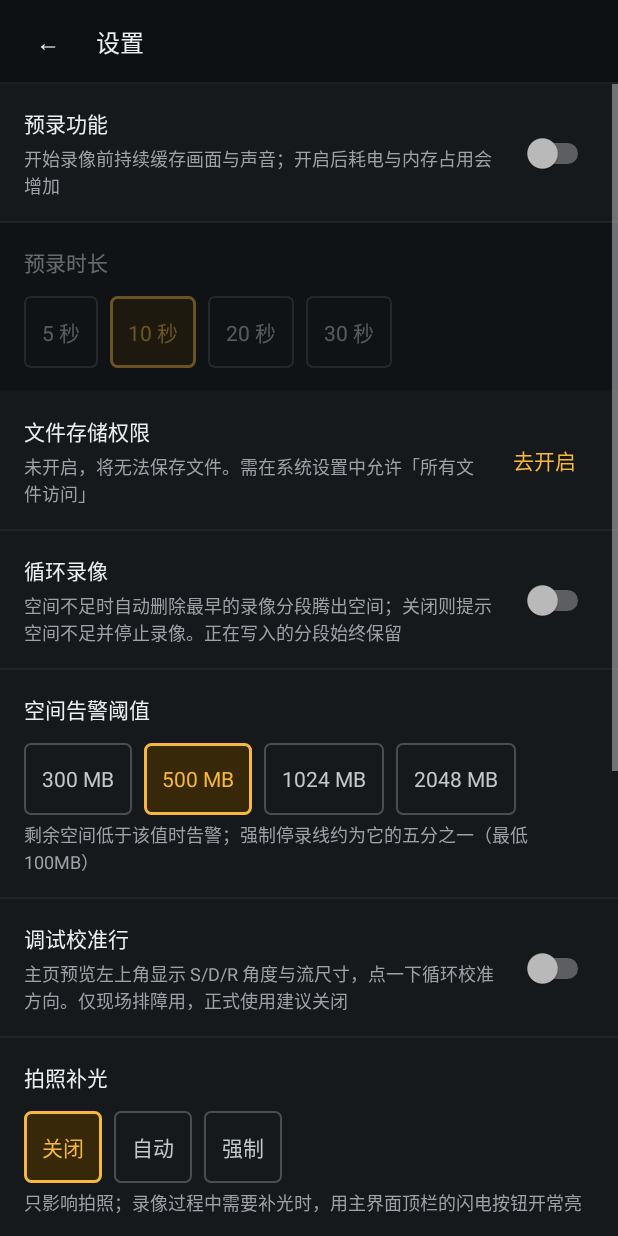
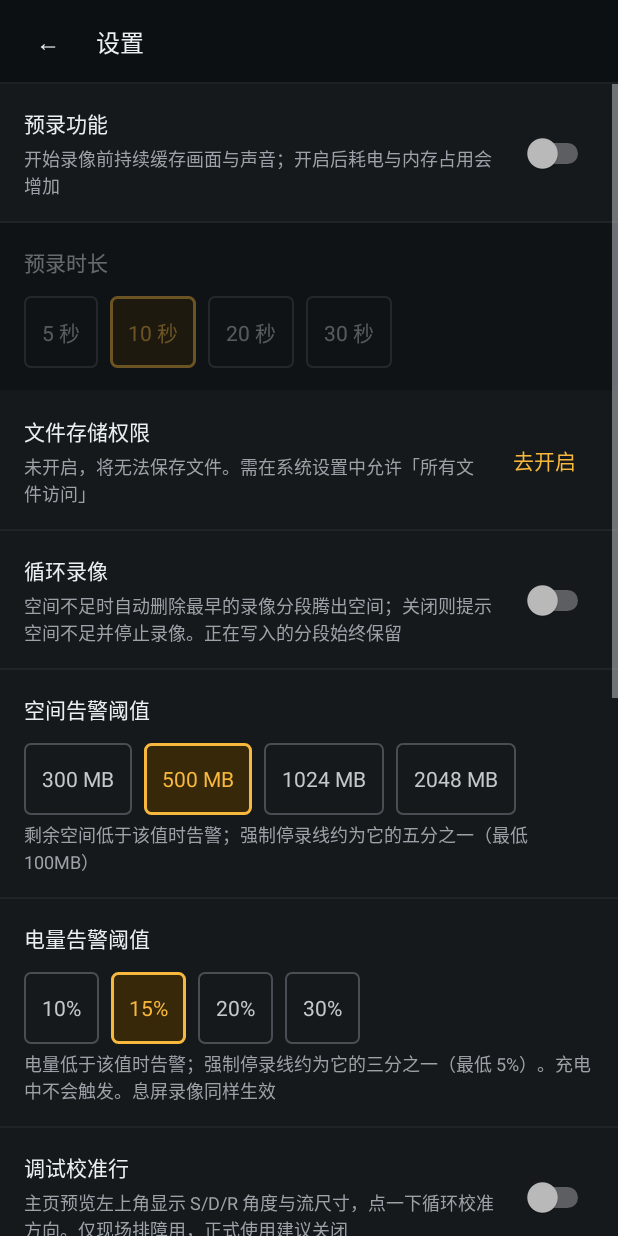
Before and after one commit to Ashion-AS/BodyCam, an Android app: the screen it shows after launch (SettingsActivity), after a tap on "设置", on a phone screen of 412 x 824 dp. Run offline under Robolectric (Android 15) with nearby library versions, the phone set to English and light mode, and no system bars; 1 statement that could not run was skipped.

Commit message:
feat: 新增电量兜底，低电量自动安全停录
与 DiskGuard 同构的两级阈值：
- 告警线（默认 15%，四档 10/15/20/30 可配）：ToastBar 提示 + 前台通知正文，
  30 秒节流
- 强制停录线（告警 ÷ 3，不低于 5%）：走正常 stopRecording，编码器尾帧排空、
  最后一个 moof+mdat 照常写出，文件仍是可播放的 fMP4

电量读数走 ACTION_BATTERY_CHANGED 的 sticky 广播，一次拿到百分比与充电状态；
不用 BATTERY_PROPERTY_CAPACITY（部分机型返回 Int.MIN_VALUE）。充电中一律视为
正常，插上充电器即自动解除低电量状态；读不到电量也返回 OK，宁可不停录。

巡检挂在 MainActivity.ticker 上，与磁盘巡检共用 if (resumed || recording)
循环，息屏录制同样生效；30 秒一次，跑在 diskExecutor 上。

设置页新增「电量告警阈值」一行；KeepAliveService 的 notifyLowDisk 泛化为
notifyAlert，新增 EXTRA_LOW_BATTERY。

```diff
--- a/app/src/main/java/com/dsh/bodycam/SettingsActivity.kt
+++ b/app/src/main/java/com/dsh/bodycam/SettingsActivity.kt
@@ -23,6 +23,7 @@ class SettingsActivity : Activity() {
     private lateinit var swLoopRecord: Switch
     private lateinit var swDebugOverlay: Switch
     private lateinit var rgDiskWarn: RadioGroup
+    private lateinit var rgBatteryWarn: RadioGroup
     private lateinit var rgPhotoFlash: RadioGroup
     private lateinit var rgPhotoMode: RadioGroup
     private lateinit var rgPhotoQuality: RadioGroup
@@ -45,6 +46,7 @@ class SettingsActivity : Activity() {
         swLoopRecord = findViewById(R.id.swLoopRecord)
         swDebugOverlay = findViewById(R.id.swDebugOverlay)
         rgDiskWarn = findViewById(R.id.rgDiskWarn)
+        rgBatteryWarn = findViewById(R.id.rgBatteryWarn)
         rgPhotoFlash = findViewById(R.id.rgPhotoFlash)
         rgPhotoMode = findViewById(R.id.rgPhotoMode)
         rgPhotoQuality = findViewById(R.id.rgPhotoQuality)
@@ -87,6 +89,7 @@ class SettingsActivity : Activity() {
         buildPhotoSizeOptions()
         buildBurstOptions()
         buildDiskWarnOptions()
+        buildBatteryWarnOptions()
         updateSections()
     }
 
@@ -306,6 +309,18 @@ class SettingsActivity : Activity() {
         }
     }
 
+    /** 电量告警阈值：档位来自 [AppConfig.BATTERY_WARN_OPTIONS_PERCENT] */
+    private fun buildBatteryWarnOptions() {
+        val options = AppConfig.BATTERY_WARN_OPTIONS_PERCENT.map {
+            it to getString(R.string.settings_battery_warn_fmt, it)
+        }
+        buildSegment(
+            rgBatteryWarn, options, SettingsStore.batteryWarnPercent(this)
+        ) { percent ->
+            SettingsStore.setBatteryWarnPercent(this, percent)
+        }
+    }
+
     /**
      * 关闭预录时，时长区降到 40% 不透明度并整体不可点；
      * 单拍模式下，连拍区同理置灰（选项值保留，切回连拍即恢复）。
--- a/app/src/main/java/com/dsh/bodycam/core/AppConfig.kt
+++ b/app/src/main/java/com/dsh/bodycam/core/AppConfig.kt
@@ -106,6 +106,32 @@ object AppConfig {
     /** 磁盘巡检间隔（毫秒）：录制中按这个节奏查剩余空间，2 秒一次开销可忽略 */
     const val DISK_CHECK_MS = 2000L
 
+    // ------------------------------------------------------------ 电量
+
+    /**
+     * 电量告警阈值的可选档位（百分比），默认 [DEFAULT_BATTERY_WARN_PERCENT]。
+     *
+     * 低于该值：提示用户电量不足；充电中不提示（充电即解除低电量状态）。
+     */
+    val BATTERY_WARN_OPTIONS_PERCENT = intArrayOf(10, 15, 20, 30)
+    const val DEFAULT_BATTERY_WARN_PERCENT = 15
+
+    /**
+     * 强制停录阈值 = 告警阈值 / [BATTERY_STOP_DIVISOR]，且不低于
+     * [BATTERY_STOP_MIN_PERCENT]。默认 15% 告警 → 5% 强制停。
+     *
+     * 与磁盘同理：调大告警档位时停止线同步抬高，留出余量把当前分段正常收尾。
+     * 电量百分比是整数，所以最低取 1%，不会出现 0。
+     */
+    const val BATTERY_STOP_DIVISOR = 3
+    const val BATTERY_STOP_MIN_PERCENT = 5
+
+    /**
+     * 电量巡检间隔（毫秒）。电量变化比磁盘慢得多，且读的是 sticky 广播
+     * （不注册回调），30 秒一次足够，接近没开销。
+     */
+    const val BATTERY_CHECK_MS = 30_000L
+
     /**
      * 固定节点的灯光通路（sysfs）。
      *
--- a/app/src/main/java/com/dsh/bodycam/core/SettingsStore.kt
+++ b/app/src/main/java/com/dsh/bodycam/core/SettingsStore.kt
@@ -39,6 +39,7 @@ object SettingsStore {
     private const val KEY_BURST_COUNT = "burst_count"
     private const val KEY_LOOP_RECORD = "loop_record"
     private const val KEY_DISK_WARN_MB = "disk_warn_mb"
+    private const val KEY_BATTERY_WARN_PERCENT = "battery_warn_percent"
 
     /** 预录时长可选项 */
     val PRE_RECORD_OPTIONS = intArrayOf(5, 10, 20, 30)
@@ -185,6 +186,15 @@ object SettingsStore {
         listener?.onSettingsChanged()
     }
 
+    /** 电量告警阈值（百分比）；强制停录线由 [AppConfig] 按比例算出 */
+    fun batteryWarnPercent(context: Context): Int =
+        prefs(context).getInt(KEY_BATTERY_WARN_PERCENT, AppConfig.DEFAULT_BATTERY_WARN_PERCENT)
+
+    fun setBatteryWarnPercent(context: Context, percent: Int) {
+        prefs(context).edit().putInt(KEY_BATTERY_WARN_PERCENT, percent).apply()
+        listener?.onSettingsChanged()
+    }
+
     // ------------------------------------------------------------ 外接触发
 
     /** 拍照键 keycode；[KeyEvent.KEYCODE_UNKNOWN] 表示未绑定 */
--- a/app/src/main/res/layout/activity_settings.xml
+++ b/app/src/main/res/layout/activity_settings.xml
@@ -9,12 +9,13 @@
     行 3  存储访问权限（状态 + 去开启）
     行 4  循环录像开关（空间不足时删最早分段）
     行 5  空间告警阈值（分段选项）
-    行 6  调试校准行开关
-    行 7  拍照补光（分段选项）
-    行 8  拍照模式（分段选项 + 一句说明）
-    行 9  连拍间隔与张数（仅连拍模式显示）
-    行 10 拍照质量（分段选项）
-    行 11 拍照尺寸（两行两列）
+    行 6  电量告警阈值（分段选项）
+    行 7  调试校准行开关
+    行 8  拍照补光（分段选项）
+    行 9  拍照模式（分段选项 + 一句说明）
+    行 10 连拍间隔与张数（仅连拍模式显示）
+    行 11 拍照质量（分段选项）
+    行 12 拍照尺寸（两行两列）
 
   行与行之间共用 1dp 分隔线，行本身是 paper_2；不叠卡片、不加投影。
 -->
@@ -240,7 +241,37 @@
                     android:text="@string/settings_disk_warn_summary" />
             </LinearLayout>
 
-            <!-- 行 6：调试校准行开关（默认关闭） -->
+            <!-- 行 6：电量告警阈值 -->
+            <LinearLayout
+                android:layout_width="match_parent"
+                android:layout_height="wrap_content"
+                android:background="@drawable/bg_row"
+                android:orientation="vertical"
+                android:paddingHorizontal="@dimen/space_md"
+                android:paddingVertical="@dimen/space_md">
+
+                <TextView
+                    style="@style/BodyCamLabel"
+                    android:layout_width="wrap_content"
+                    android:layout_height="wrap_content"
+                    android:text="@string/settings_battery_warn_title" />
+
+                <RadioGroup
+                    android:id="@+id/rgBatteryWarn"
+                    android:layout_width="match_parent"
+                    android:layout_height="wrap_content"
+                    android:layout_marginTop="@dimen/space_sm"
+                    android:orientation="horizontal" />
+
+                <TextView
+                    style="@style/BodyCamHint"
+                    android:layout_width="match_parent"
+                    android:layout_height="wrap_content"
+                    android:layout_marginTop="@dimen/space_2xs"
+                    android:text="@string/settings_battery_warn_summary" />
+            </LinearLayout>
+
+            <!-- 行 7：调试校准行开关（默认关闭） -->
             <LinearLayout
                 android:layout_width="match_parent"
                 android:layout_height="wrap_content"
@@ -279,7 +310,7 @@
                     android:minHeight="@dimen/touch_target" />
             </LinearLayout>
 
-            <!-- 行 7：拍照补光 -->
+            <!-- 行 8：拍照补光 -->
             <LinearLayout
                 android:layout_width="match_parent"
                 android:layout_height="wrap_content"
@@ -309,7 +340,7 @@
                     android:text="@string/settings_photo_flash_summary" />
             </LinearLayout>
 
-            <!-- 行 8：拍照模式（单拍 / 连拍） -->
+            <!-- 行 9：拍照模式（单拍 / 连拍） -->
             <LinearLayout
                 android:layout_width="match_parent"
                 android:layout_height="wrap_content"
@@ -339,7 +370,7 @@
                     android:layout_marginTop="@dimen/space_2xs" />
             </LinearLayout>
 
-            <!-- 行 9：连拍间隔与张数（仅连拍模式显示） -->
+            <!-- 行 10：连拍间隔与张数（仅连拍模式显示） -->
             <LinearLayout
                 android:id="@+id/burstSection"
                 android:layout_width="match_parent"
@@ -384,7 +415,7 @@
                     android:text="@string/settings_burst_summary" />
             </LinearLayout>
 
-            <!-- 行 10：拍照质量 -->
+            <!-- 行 11：拍照质量 -->
             <LinearLayout
                 android:layout_width="match_parent"
                 android:layout_height="wrap_content"
@@ -414,7 +445,7 @@
                     android:text="@string/settings_photo_quality_summary" />
             </LinearLayout>
 
-            <!-- 行 11：拍照尺寸 -->
+            <!-- 行 12：拍照尺寸 -->
             <LinearLayout
                 android:layout_width="match_parent"
                 android:layout_height="wrap_content"
--- a/app/src/main/res/values/settings_strings.xml
+++ b/app/src/main/res/values/settings_strings.xml
@@ -17,6 +17,10 @@
     <string name="settings_disk_warn_title">空间告警阈值</string>
     <string name="settings_disk_warn_summary">剩余空间低于该值时告警；强制停录线约为它的五分之一（最低 100MB）</string>
     <string name="settings_disk_warn_fmt">%1$d MB</string>
+
+    <string name="settings_battery_warn_title">电量告警阈值</string>
+    <string name="settings_battery_warn_summary">电量低于该值时告警；强制停录线约为它的三分之一（最低 5%）。充电中不会触发。息屏录像同样生效</string>
+    <string name="settings_battery_warn_fmt">%1$d%%</string>
 
     <string name="settings_debug_overlay_title">调试校准行</string>
     <string name="settings_debug_overlay_summary">主页预览左上角显示 S/D/R 角度与流尺寸，点一下循环校准方向。仅现场排障用，正式使用建议关闭</string>
--- a/app/src/main/res/values/strings.xml
+++ b/app/src/main/res/values/strings.xml
@@ -32,6 +32,11 @@
     <string name="disk_low_no_removable">存储空间不足（剩余 %1$d MB），已无可删除的旧录像</string>
     <string name="disk_full_stop">存储空间即将耗尽（剩余 %1$d MB），已停止录像并保存当前文件</string>
     <string name="disk_low_refuse_record">存储空间不足（剩余 %1$d MB），无法开始录像</string>
+
+    <!-- 电量 -->
+    <string name="battery_low_warn">电量不足（剩余 %1$d%%），请及时充电；接近耗尽时会自动停止录像</string>
+    <string name="battery_low_stop">电量即将耗尽（剩余 %1$d%%），已停止录像并保存当前文件</string>
+    <string name="notification_low_battery">电量不足（剩余 %1$d%%），请尽快充电</string>
 
     <!-- 摄像头控制 -->
     <string name="action_torch">补光灯</string>
```
Also changed, not shown: app/src/main/java/com/dsh/bodycam/MainActivity.kt (+63 -0 lines), app/src/main/java/com/dsh/bodycam/service/KeepAliveService.kt (+10 -4 lines), app/src/main/java/com/dsh/bodycam/util/BatteryGuard.kt (added, +112 -0 lines), 1 other file.
